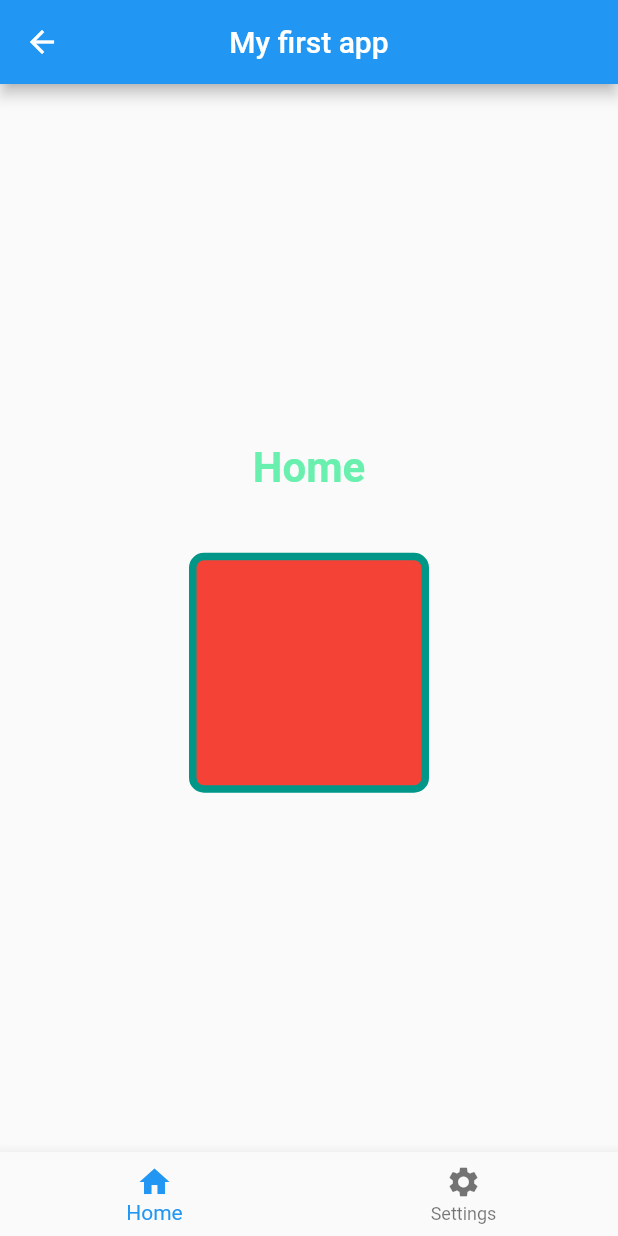
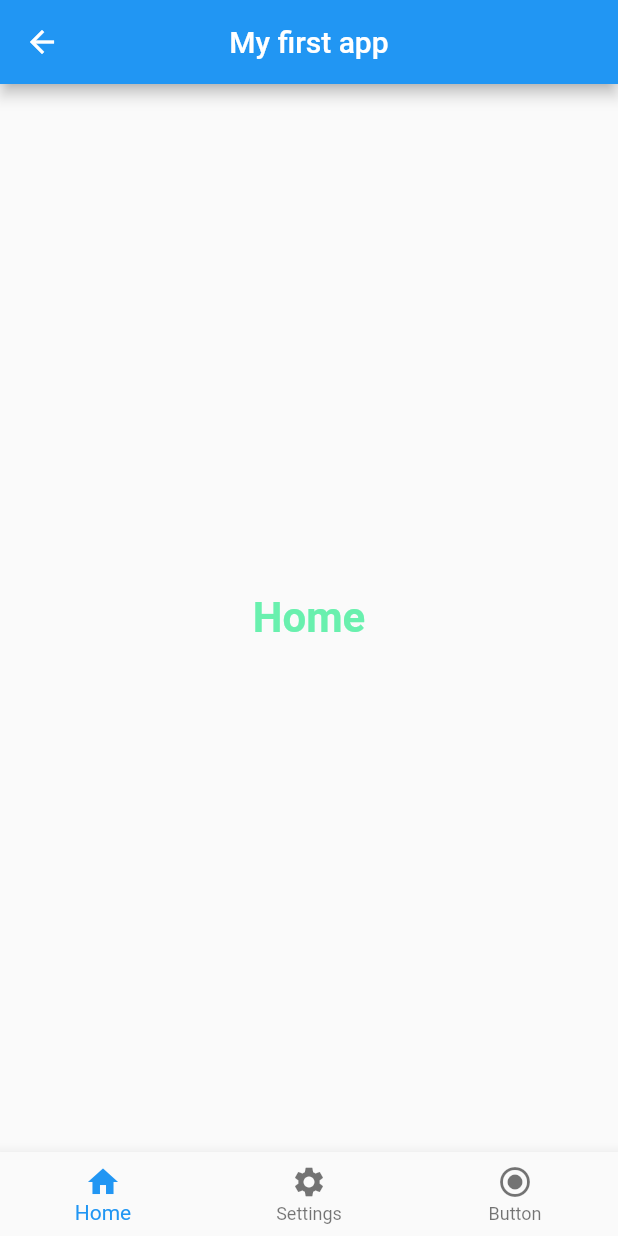
Before and after one commit to Nouuu/Flutter-ESGI-2022, a Flutter app: the screen it shows after launch, on a phone screen of 412 x 824 dp. Run offline on Flutter 3.47's test engine with Material 2 defaults, Android fonts, the phone set to English and light mode, and no system bars.

Commit message:
refactor(button): Refactor button container into it's own Widget

```diff
--- a/1_first_app/lib/ui/home.dart
+++ b/1_first_app/lib/ui/home.dart
@@ -1,3 +1,4 @@
+import 'package:first_app/ui/button_screen/button_screen.dart';
 import 'package:flutter/foundation.dart';
 import 'package:flutter/material.dart';
 
@@ -10,6 +11,7 @@ class Home extends StatefulWidget {
   final screens = [
     const HomeScreen(),
     const SettingsScreen(),
+    const ButtonScreen(),
   ];
 
   Home({
@@ -49,6 +51,10 @@ class _HomeState extends State<Home> {
               icon: Icon(Icons.settings),
               label: 'Settings',
             ),
+            BottomNavigationBarItem(
+              icon: Icon(Icons.radio_button_checked),
+              label: 'Button',
+            ),
           ],
         ));
   }
--- a/1_first_app/lib/ui/home_screen/home_screen.dart
+++ b/1_first_app/lib/ui/home_screen/home_screen.dart
@@ -1,68 +1,14 @@
 import 'package:flutter/material.dart';
 
-class HomeScreen extends StatefulWidget {
+class HomeScreen extends StatelessWidget {
   const HomeScreen({super.key});
-
-  @override
-  State<HomeScreen> createState() => _HomeScreenState();
-}
-
-class _HomeScreenState extends State<HomeScreen> {
-  static const List<Color> _colors = [
-    Colors.red,
-    Colors.green,
-    Colors.blue,
-    Colors.yellow,
-    Colors.purple,
-    Colors.orange,
-    Colors.pink,
-    Colors.teal,
-    Colors.cyan,
-    Colors.lime,
-    Colors.indigo,
-    Colors.brown,
-    Colors.grey,
-  ];
-
-  int _colorIndex = 0;
-  int _borderColorIndex = (_colors.length / 2).ceil();
-
-  void _onTap() {
-    setState(() {
-      _colorIndex = (_colorIndex + 1) % _colors.length;
-      _borderColorIndex = (_borderColorIndex + 1) % _colors.length;
-    });
-  }
 
   @override
   Widget build(BuildContext context) {
     return Center(
-      child: Column(
-        mainAxisAlignment: MainAxisAlignment.center,
-        children: [
-          Text(
-            'Home',
-            style: Theme.of(context).textTheme.headline1,
-          ),
-          const SizedBox(
-            height: 40.0,
-          ),
-          GestureDetector(
-            onTap: _onTap,
-            child: Container(
-              width: 160.0,
-              height: 160.0,
-              decoration: BoxDecoration(
-                color: _colors[_colorIndex],
-                border: Border.all(
-                  color: _colors[_borderColorIndex],
-                  width: 5.0,
-                ),
-                borderRadius: BorderRadius.circular(10),
-              ),
-            ),
-          )
-        ],
+      child: Text(
+        'Home',
+        style: Theme.of(context).textTheme.headline1,
       ),
     );
   }
```
Also changed, not shown: 1_first_app/lib/ui/button_screen/button_screen.dart (added, +57 -0 lines).
